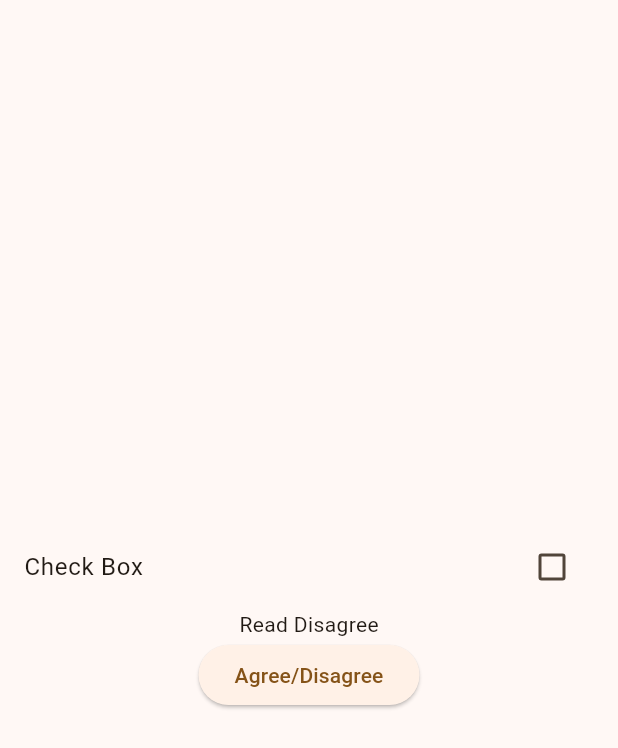
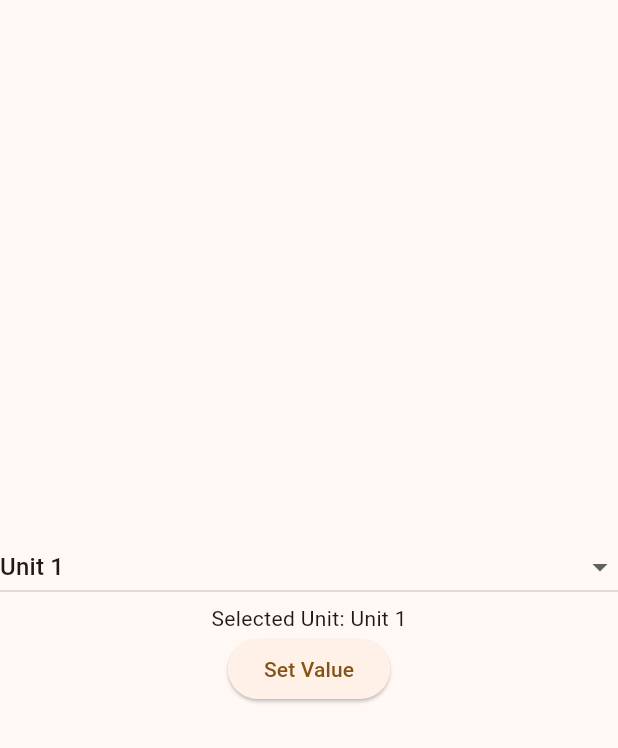
Before and after one commit to virajvaja25/flutter_practicals, a Flutter app: the screen it shows after launch, on a phone screen of 412 x 824 dp. Shown: the top 748 px of the screen. Run offline on Flutter 3.47's test engine with Material 3 defaults, Android fonts, the phone set to English and light mode, and no system bars.

Commit message:
new practical

```diff
--- /dev/null
+++ b/lib/controls/dropdown.dart
@@ -0,0 +1,46 @@
+import 'package:flutter/material.dart';
+
+class DropDownExample extends StatefulWidget {
+  const DropDownExample({super.key});
+
+  @override
+  State<DropDownExample> createState() => _DropDownExampleState();
+}
+
+class _DropDownExampleState extends State<DropDownExample> {
+  String unit = "Unit 1";
+
+  void  setDropDownValue(){
+    setState(() {
+      unit = "Unit 3";
+    });
+  }
+
+  @override
+  Widget build(BuildContext context) {
+    return Scaffold(
+      body: Center(
+        child: Column(
+          mainAxisAlignment: MainAxisAlignment.center,
+          crossAxisAlignment: CrossAxisAlignment.center,
+          children: [
+            DropdownButton<String>(
+                value: unit,
+                isExpanded: true,
+                items: const[
+                  DropdownMenuItem(value: 'Unit 1', child: Text('Unit 1')),
+                  DropdownMenuItem(value: 'Unit 2', child: Text('Unit 2')),
+                  DropdownMenuItem(value: 'Unit 3', child: Text('Unit 3')),
+                ],
+              onChanged: (v) => setState(() {
+                unit = v!;
+              }),
+                ),
+            Text('Selected Unit: $unit'),
+            ElevatedButton(onPressed: setDropDownValue, child: const Text('Set Value'),)
+          ],
+        ),
+      ),
+    );
+  }
+}
--- /dev/null
+++ b/lib/controls/sliderex.dart
@@ -0,0 +1,46 @@
+import 'package:flutter/material.dart';
+
+class SliderExample extends StatefulWidget {
+  const SliderExample({super.key});
+
+  @override
+  State<SliderExample> createState() => _SliderExampleState();
+}
+
+class _SliderExampleState extends State<SliderExample> {
+  double value = 20;
+
+  void  updateSlider(){
+    setState(() {
+      value=50;
+    });
+  }
+  @override
+  Widget build(BuildContext context) {
+    return Scaffold(
+      body: Center(
+        child: Column(
+          mainAxisAlignment: MainAxisAlignment.center,
+          crossAxisAlignment: CrossAxisAlignment.center,
+          children: [
+            Slider(
+              value: value,
+              min:0,
+              max:100,
+              divisions: 100,
+              label: value.round().toString(),
+              onChanged: (double newValue){
+                setState(() {
+                  value=newValue;
+                });
+              }
+            ),
+            Text('Value : ${value.round()}'),
+            ElevatedButton(onPressed: updateSlider, child: const Text('set value to 50')
+            ),
+          ],
+        ),
+      ),
+    );
+  }
+}
--- a/lib/inputcontroller/inputexcontroller.dart
+++ b/lib/inputcontroller/inputexcontroller.dart
@@ -5,7 +5,8 @@ class ControlInput extends StatefulWidget {
   const ControlInput({super.key});
 
   @override
-  State<ControlInput> createState() => _ControlInputState();
+  State<ControlInput> createState() => _ControlInputState()
+  ;
 }
 
 class _ControlInputState extends State<ControlInput> {
--- a/lib/main.dart
+++ b/lib/main.dart
@@ -4,6 +4,10 @@ import 'package:flutter_practicals/login.dart';
 import 'package:flutter_practicals/stopwatch/stopwatch.dart';
 import 'package:flutter_practicals/inputcontroller/inputexcontroller.dart';
 import 'package:flutter_practicals/inputcontroller/radiobutton.dart';
+import 'package:flutter_practicals/controls/sliderex.dart';
+import 'package:flutter_practicals/controls/calenderex.dart';
+import 'package:flutter_practicals/controls/dropdown.dart';
+
 
 
 void main() {
@@ -19,7 +23,7 @@ class StopWatchRun extends StatelessWidget {
       title: 'Flutter Demo',
       debugShowCheckedModeBanner: false,
       theme: ThemeData(colorScheme: .fromSeed(seedColor: Colors.orange)),
-      home: ChkBoxExam(),
+      home: DropDownExample(),
     );
   }
 
```
Also changed, not shown: lib/controls/calenderex.dart (added, +56 -0 lines).
